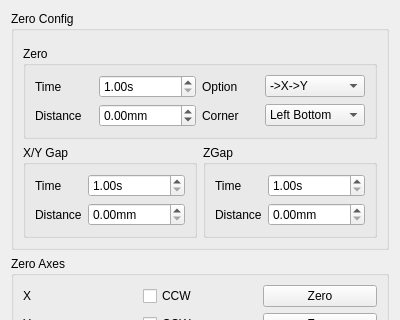
First picture: the form in source/wnd/ui/h2pref.ui, repository ww4u/megarobostudio, before the edit; both pictures show x 0 to 400 and y 0 to 320 of the 400 by 531 pixel window.
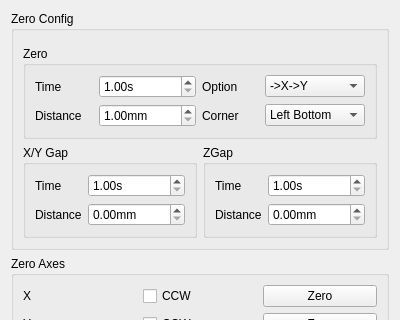
Second picture: the form after the edit. Icons and pictures are not drawn. Custom widgets are drawn as their Qt base class.

Diff of the .ui file:
```diff
--- a/source/wnd/ui/h2pref.ui
+++ b/source/wnd/ui/h2pref.ui
@@ -39,7 +39,7 @@
             <string>mm</string>
            </property>
            <property name="minimum">
-            <double>-360.000000000000000</double>
+            <double>1.000000000000000</double>
            </property>
            <property name="maximum">
             <double>10000.000000000000000</double>
```
Left out of the diff: 10 changed lines with no effect on the pictures.
